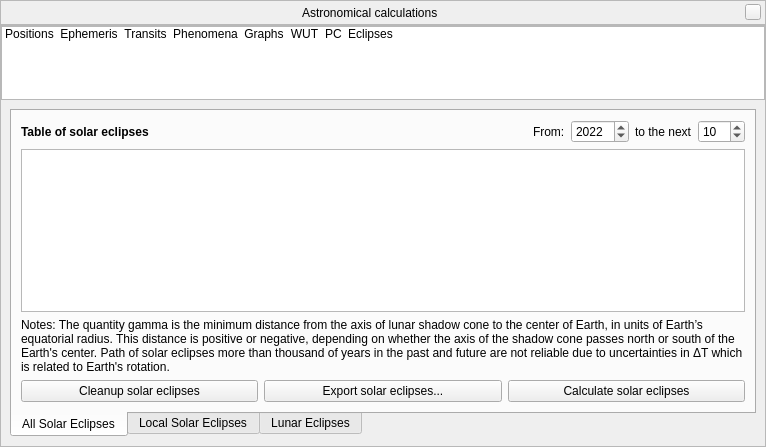
The window that src/gui/astroCalcDialog.ui (Stellarium/stellarium) describes before a commit, drawn with Qt 5.
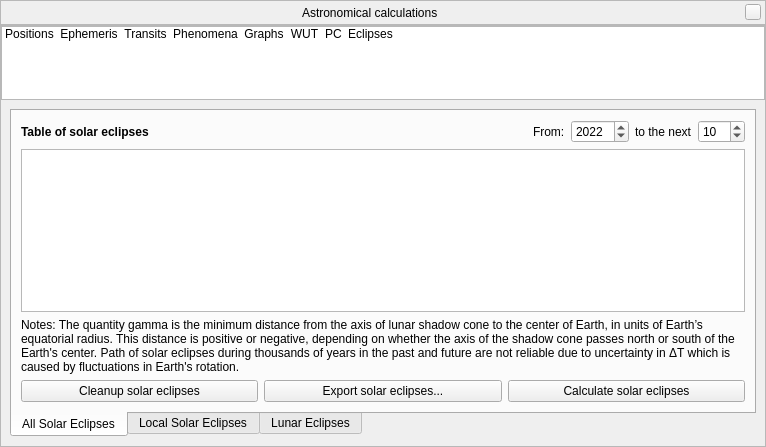
The same window after the commit. The open tabs and pages were chosen to show the change. Icons and pictures are not drawn. Custom widgets are drawn as their Qt base class.

Commit message: year limits, note about delta T

```diff
--- a/src/gui/astroCalcDialog.ui
+++ b/src/gui/astroCalcDialog.ui
@@ -2569,7 +2569,7 @@
               <item row="3" column="0">
                <widget class="QLabel" name="gammaNoteSolarEclipseLabel">
                 <property name="text">
-                 <string>Notes: The quantity gamma is the minimum distance from the axis of lunar shadow cone to the center of Earth, in units of Earth’s equatorial radius. This distance is positive or negative, depending on whether the axis of the shadow cone passes north or south of the Earth's center. Path of solar eclipses more than thousand of years in the past and future are not reliable due to uncertainties in ΔT which is related to Earth's rotation.</string>
+                 <string>Notes: The quantity gamma is the minimum distance from the axis of lunar shadow cone to the center of Earth, in units of Earth’s equatorial radius. This distance is positive or negative, depending on whether the axis of the shadow cone passes north or south of the Earth's center. Path of solar eclipses during thousands of years in the past and future are not reliable due to uncertainty in ΔT which is caused by fluctuations in Earth's rotation.</string>
                 </property>
                 <property name="wordWrap">
                  <bool>true</bool>
```
Left out of the diff: 4 changed lines with no effect on the pictures. The commit also changes 1 other file.
